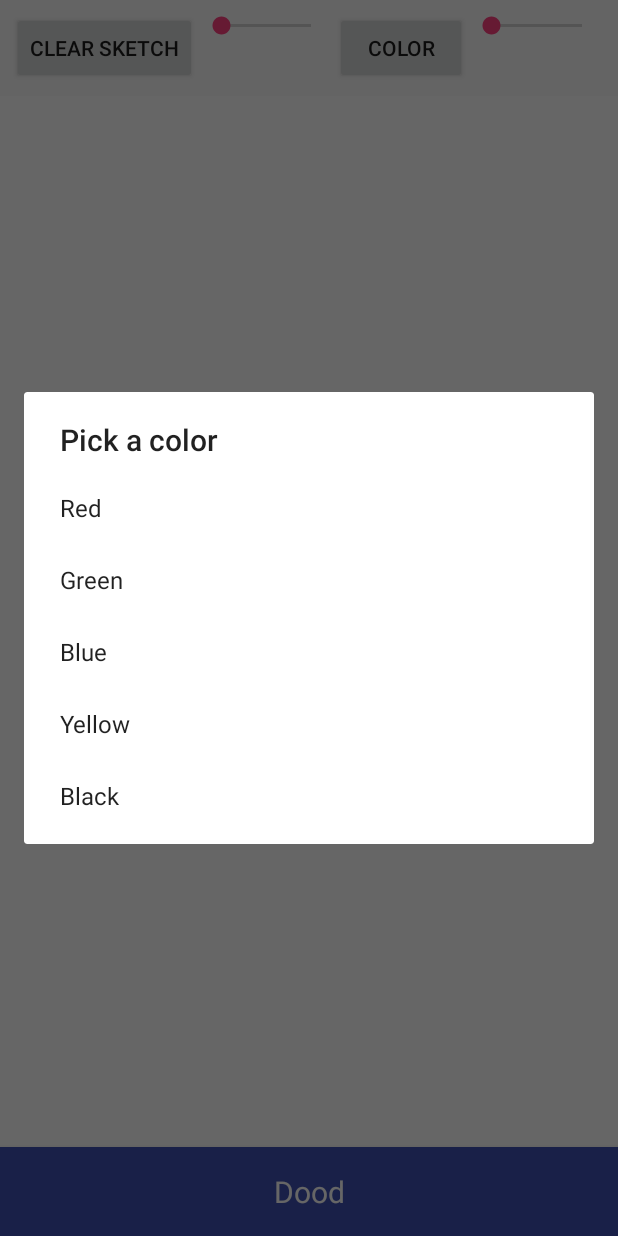
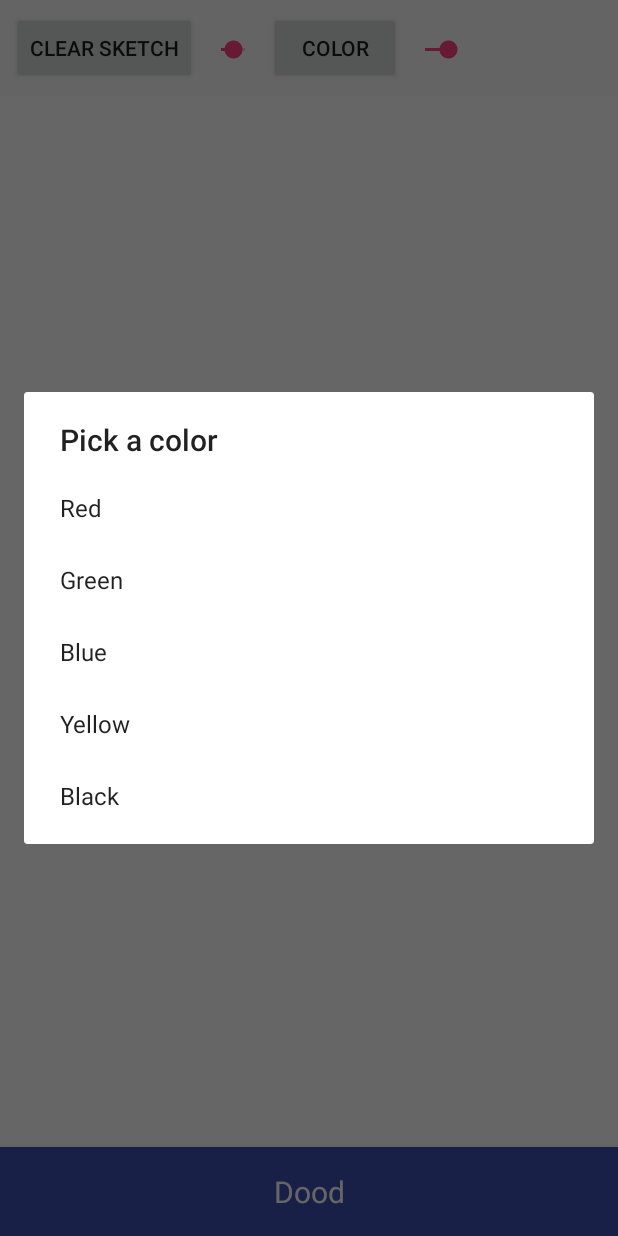
Before and after one commit to Larissa-Chelius/DoodleApp, an Android app built with Jetpack Compose: the screen it shows after launch (MainActivity), after a tap on "COLOR", on a phone screen of 412 x 824 dp. Run offline under Robolectric (Android 15) with nearby library versions, the phone set to English and light mode, and no system bars.

Commit message:
updated the tools for better functionality

```diff
--- a/app/src/main/java/com/example/dood/DoodleView.java
+++ b/app/src/main/java/com/example/dood/DoodleView.java
@@ -16,9 +16,13 @@ public class DoodleView extends View {
     private ArrayList<ArrayList<Float>> strokesX;  // List of X coordinates for all strokes
     private ArrayList<ArrayList<Float>> strokesY;  // List of Y coordinates for all strokes
     private ArrayList<Integer> strokeColors;        // List of colors for each stroke
+    private ArrayList<Float> strokeOpacities;       // List of opacities for each stroke
+    private ArrayList<Float> strokeWidths;          // List of brush widths for each stroke
     private ArrayList<Float> currentStrokeX;        // Current stroke X coordinates
     private ArrayList<Float> currentStrokeY;        // Current stroke Y coordinates
-    private int brushColor = Color.BLACK;           // Default color
+    private int brushColor = Color.BLACK;
+    private int currentAlpha = 255; // Default to fully opaque (255)
+    private float currentBrushWidth = 8f; // Default brush width
 
     public DoodleView(Context context, AttributeSet attrs) {
         super(context, attrs);
@@ -30,7 +34,7 @@ public class DoodleView extends View {
         paint = new Paint();
         paint.setColor(brushColor); // Set default color
         paint.setStyle(Paint.Style.STROKE);
-        paint.setStrokeWidth(8);
+        paint.setStrokeWidth(currentBrushWidth);
         paint.setAntiAlias(true);
         paint.setStrokeCap(Paint.Cap.ROUND);
         paint.setStrokeJoin(Paint.Join.ROUND);
@@ -38,6 +42,8 @@ public class DoodleView extends View {
         strokesX = new ArrayList<>();
         strokesY = new ArrayList<>();
         strokeColors = new ArrayList<>();
+        strokeOpacities = new ArrayList<>(); // Initialize the list to store stroke opacities
+        strokeWidths = new ArrayList<>(); // Initialize the list to store stroke widths
         currentStrokeX = new ArrayList<>();  // Initialize current stroke X coordinates
         currentStrokeY = new ArrayList<>();  // Initialize current stroke Y coordinates
     }
@@ -46,9 +52,11 @@ public class DoodleView extends View {
     protected void onDraw(Canvas canvas) {
         super.onDraw(canvas);
 
-        // Draw each stroke with its respective color
+        // Draw each stroke with its respective color, opacity, and width
         for (int i = 0; i < strokesX.size(); i++) {
             paint.setColor(strokeColors.get(i)); // Set color for each stroke
+            paint.setAlpha((int) (strokeOpacities.get(i) * 255)); // Apply stored opacity for each stroke
+            paint.setStrokeWidth(strokeWidths.get(i)); // Apply stored width for each stroke
             ArrayList<Float> strokeX = strokesX.get(i);
             ArrayList<Float> strokeY = strokesY.get(i);
             for (int j = 1; j < strokeX.size(); j++) {
@@ -61,6 +69,8 @@ public class DoodleView extends View {
         }
 
         // Draw the current stroke while the user is touching
+        paint.setAlpha(currentAlpha);  // Ensure current stroke uses the updated alpha
+        paint.setStrokeWidth(currentBrushWidth);  // Apply the current brush width
         for (int i = 1; i < currentStrokeX.size(); i++) {
             float startX = currentStrokeX.get(i - 1);
             float startY = currentStrokeY.get(i - 1);
@@ -74,20 +84,23 @@ public class DoodleView extends View {
         strokesX.clear();
         strokesY.clear();
         strokeColors.clear();
+        strokeOpacities.clear();  // Clear the opacity list
+        strokeWidths.clear();     // Clear the stroke width list
         currentStrokeX.clear();
         currentStrokeY.clear();
         invalidate(); // Redraw the view
     }
 
     public void setBrushSize(float size) {
-        paint.setStrokeWidth(size);
+        currentBrushWidth = size;
+        invalidate();
     }
 
     public void setOpacity(float opacity) {
-        paint.setAlpha((int) (opacity * 255));
+        currentAlpha = (int) (opacity * 255);
+        invalidate();
     }
 
-    // Method to set the brush color
     public void setBrushColor(int color) {
         brushColor = color; // Update the brush color
         paint.setColor(color); // Apply the color to the paint object
@@ -105,6 +118,10 @@ public class DoodleView extends View {
                 currentStrokeY = new ArrayList<>();
                 // Add new stroke's color
                 strokeColors.add(brushColor);
+                // Add the current opacity for the new stroke
+                strokeOpacities.add(currentAlpha / 255f); // Store the opacity for this stroke
+                // Add the current brush width for the new stroke
+                strokeWidths.add(currentBrushWidth); // Store the width for this stroke
                 // Add the first point of the stroke
                 currentStrokeX.add(x);
                 currentStrokeY.add(y);
--- a/app/src/main/java/com/example/dood/MainActivity.kt
+++ b/app/src/main/java/com/example/dood/MainActivity.kt
@@ -34,7 +34,7 @@ class MainActivity : AppCompatActivity() {
         brushSizeSeekBar?.setOnSeekBarChangeListener(object : SeekBar.OnSeekBarChangeListener {
             override fun onProgressChanged(seekBar: SeekBar, progress: Int, fromUser: Boolean) {
                 val brushSize = (progress + 1).toFloat() // Add 1 to avoid 0 width
-                doodleView?.setBrushSize(brushSize)
+                doodleView?.setBrushSize(brushSize) // Update the brush size
             }
 
             override fun onStartTrackingTouch(seekBar: SeekBar) {}
@@ -46,7 +46,7 @@ class MainActivity : AppCompatActivity() {
         opacitySeekBar?.setOnSeekBarChangeListener(object : SeekBar.OnSeekBarChangeListener {
             override fun onProgressChanged(seekBar: SeekBar, progress: Int, fromUser: Boolean) {
                 val opacity = progress / 100f // Convert to 0-1 range
-                doodleView?.setOpacity(opacity)
+                doodleView?.setOpacity(opacity) // Update the opacity
             }
 
             override fun onStartTrackingTouch(seekBar: SeekBar) {}
@@ -73,7 +73,7 @@ class MainActivity : AppCompatActivity() {
         builder.setTitle("Pick a color")
         builder.setItems(colors) { dialog: DialogInterface, which: Int ->
             val selectedColor = colorValues[which]
-            doodleView?.setBrushColor(selectedColor)
+            doodleView?.setBrushColor(selectedColor) // Update the brush color
         }
 
         builder.create().show()
--- a/app/src/main/res/layout/activity_main.xml
+++ b/app/src/main/res/layout/activity_main.xml
@@ -20,9 +20,14 @@
 
         <SeekBar
             android:id="@+id/seekBarBrushSize"
-            android:layout_width="0dp"
+            android:layout_width="wrap_content"
+            android:paddingLeft="100dp"
+            android:paddingRight="100dp"
             android:layout_height="wrap_content"
-            android:layout_weight="1" />
+            android:max="255"
+            android:progress="128"
+            android:layout_marginTop="16dp"
+            android:layout_centerHorizontal="true" />
 
         <Button
             android:id="@+id/btnColor"
@@ -32,9 +37,12 @@
 
         <SeekBar
             android:id="@+id/seekBarOpacity"
-            android:layout_width="0dp"
+            android:layout_width="wrap_content"
             android:layout_height="wrap_content"
-            android:layout_weight="1" />
+            android:max="100"
+            android:progress="100"
+            android:layout_marginTop="16dp"
+            android:layout_centerHorizontal="true" />
     </LinearLayout>
 
     <!-- Doodle Canvas -->
```
